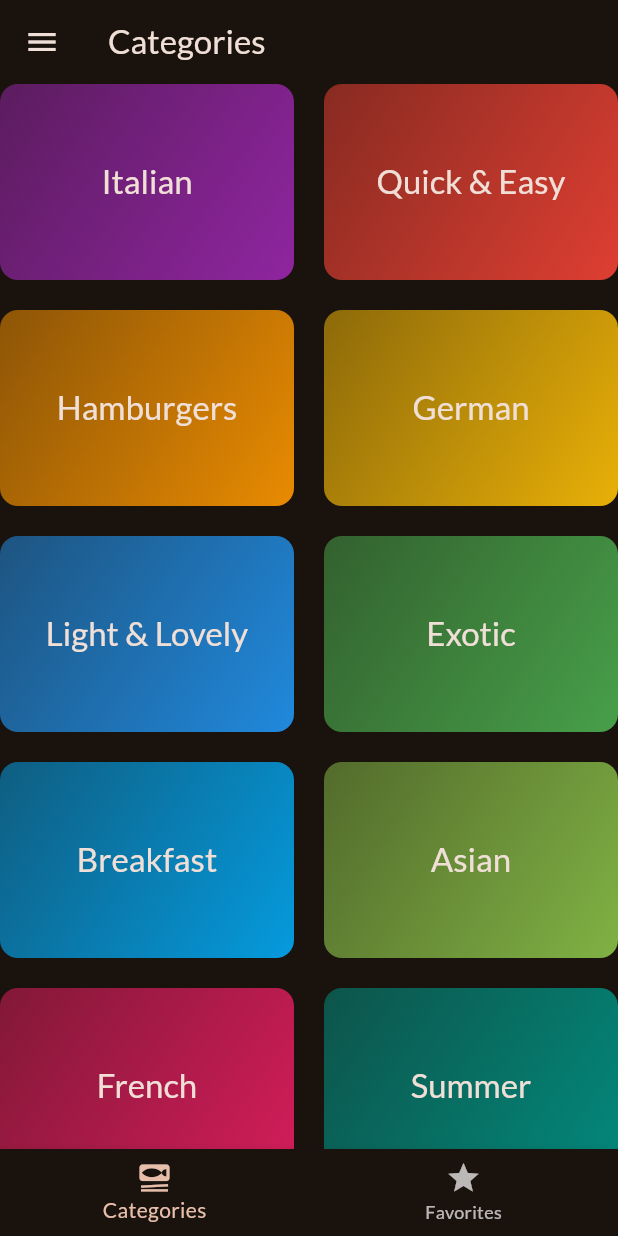
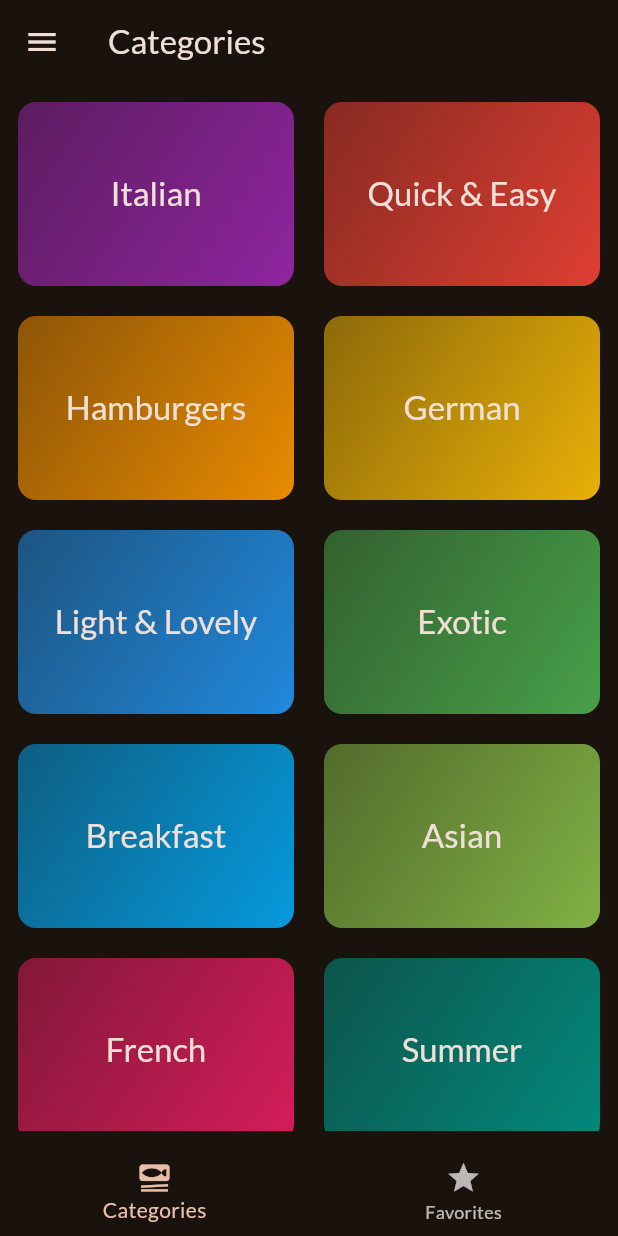
Before and after one commit to Nyctophilus/meals_fluter_app, a Flutter app: the screen it shows after launch, on a phone screen of 412 x 824 dp. Run offline on Flutter 3.47's test engine with Material 2 defaults, Android fonts, the phone set to English and light mode, and no system bars; our stand-ins replace flutter_riverpod, google_fonts, transparent_image.

Commit message:
fix categories screen padding

```diff
--- a/lib/screens/categories.dart
+++ b/lib/screens/categories.dart
@@ -43,7 +43,9 @@ class _CategoriesState extends State<Categories>
 
   @override
   Widget build(BuildContext context) {
-    return AnimatedBuilder(
+    return Padding(
+      padding: const EdgeInsets.all(12.0),
+      child: AnimatedBuilder(
         animation: _animationController,
         child: GridView(
           gridDelegate: const SliverGridDelegateWithFixedCrossAxisCount(
@@ -71,6 +73,7 @@ class _CategoriesState extends State<Categories>
           )),
           child: child,
         ),
+      ),
     );
   }
 
```
Lines whose indentation alone changed are shown as unchanged.
